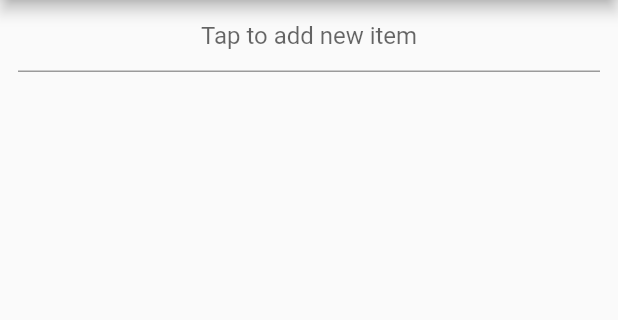
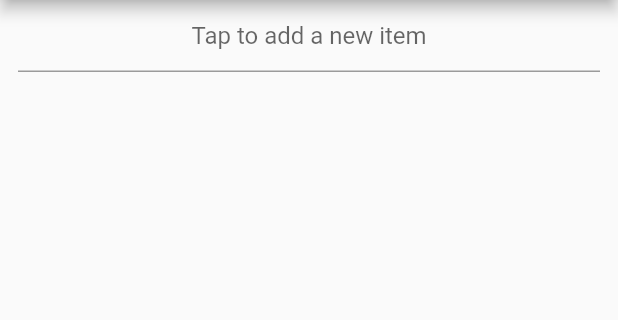
Before and after one commit to nohli/todo, a Flutter app: the screen it shows after launch, on a phone screen of 412 x 824 dp, the part 84-404 px from its top. Run offline on Flutter 3.47's test engine with Material 2 defaults, Android fonts, the phone set to English and light mode, and no system bars; our stand-ins replace flutter_riverpod, riverpod; network calls fail.

```diff
--- a/lib/todo/widgets/add_todo_item_widget.dart
+++ b/lib/todo/widgets/add_todo_item_widget.dart
@@ -36,7 +36,7 @@ class _AddTodoItemWidgetState extends State<AddTodoItemWidget> {
             child: TextField(
               textAlign: TextAlign.center,
               decoration: const InputDecoration(
-                hintText: 'Tap to add new item',
+                hintText: 'Tap to add a new item',
               ),
               controller: _controller,
               onChanged: (_) => setState(() {}),
```
